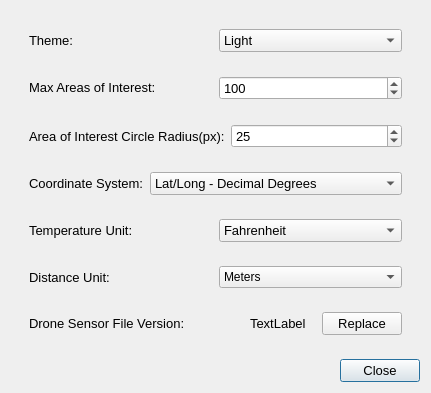
Above: resources/views/components/Preferences.ui from crgrove/automated-drone-image-analysis-tool before the change. Below: the same form after it.
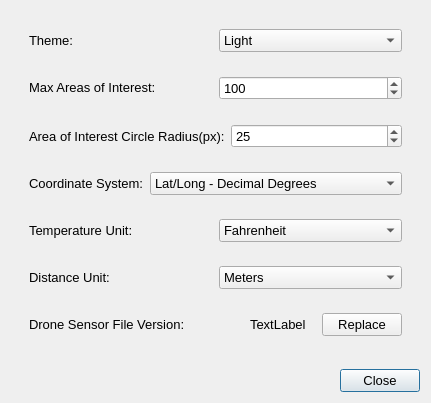
That is the form after the change.

The edit to the form file:
```diff
--- a/resources/views/components/Preferences.ui
+++ b/resources/views/components/Preferences.ui
@@ -6,8 +6,8 @@
    <rect>
     <x>0</x>
     <y>0</y>
-    <width>416</width>
-    <height>382</height>
+    <width>431</width>
+    <height>403</height>
    </rect>
   </property>
   <property name="windowTitle">
@@ -245,6 +245,11 @@
          </item>
          <item>
           <widget class="QComboBox" name="distanceComboBox">
+           <property name="font">
+            <font>
+             <pointsize>10</pointsize>
+            </font>
+           </property>
            <item>
             <property name="text">
              <string>Meters</string>
```
Left out of the diff: 12 changed lines with no effect on the pictures.
